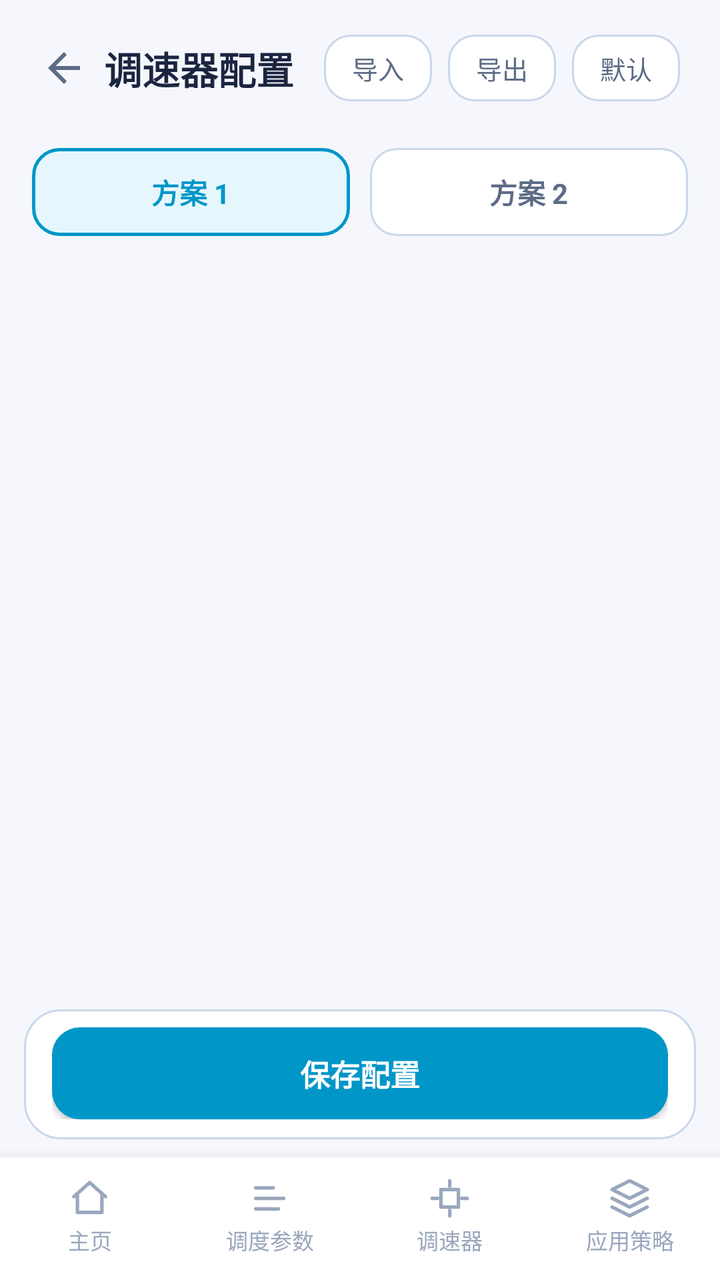
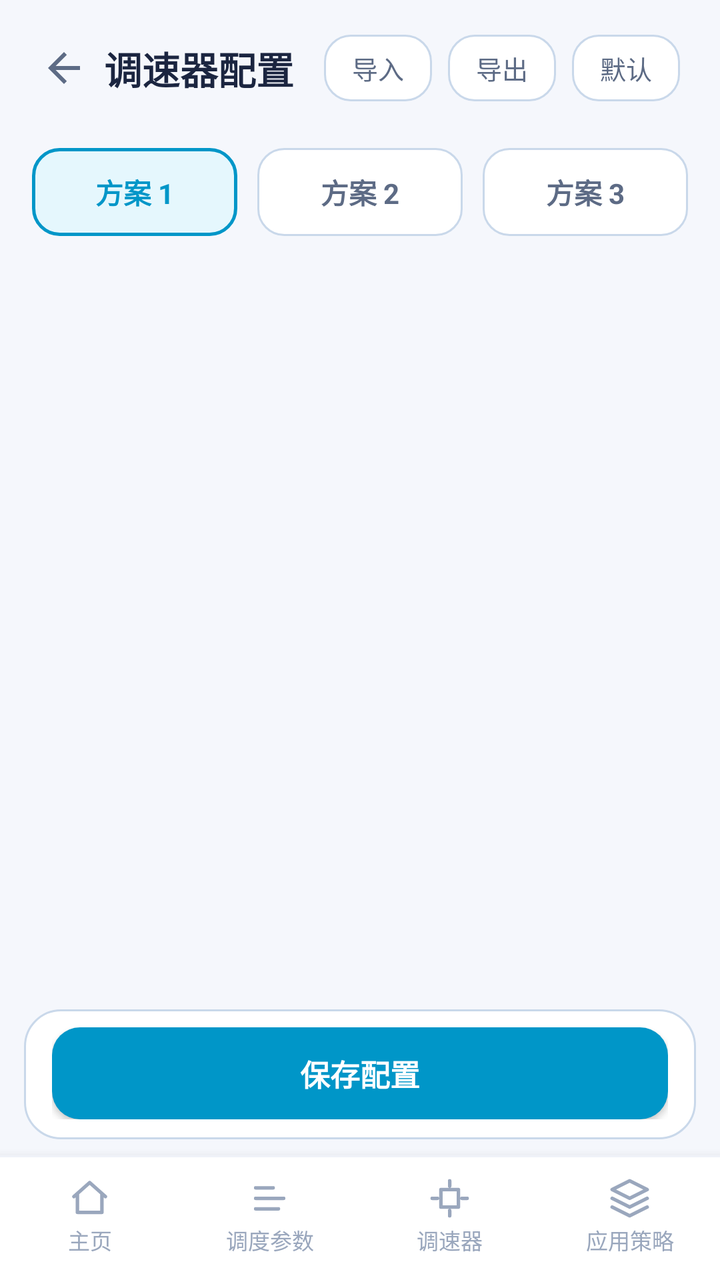

Screens rendered from an Android XML layout before and after an edit, with the pre-edit source and the edit as a unified diff.
<!-- AndroidManifest.xml: application theme AppTheme -->
<!-- res/layout/activity_governor.xml -->
<?xml version="1.0" encoding="utf-8"?>
<LinearLayout xmlns:android="http://schemas.android.com/apk/res/android"
    android:layout_width="match_parent"
    android:layout_height="match_parent"
    android:orientation="vertical">

    <LinearLayout
        android:layout_width="match_parent"
        android:layout_height="wrap_content"
        android:orientation="horizontal"
        android:gravity="center_vertical"
        android:paddingStart="12dp"
        android:paddingEnd="20dp"
        android:paddingTop="14dp"
        android:paddingBottom="10dp">

        <ImageView
            android:id="@+id/btnBack"
            android:layout_width="40dp"
            android:layout_height="40dp"
            android:padding="8dp"
            android:src="@drawable/ic_back"
            android:background="?android:attr/selectableItemBackgroundBorderless"
            android:contentDescription="返回" />

        <TextView
            android:layout_width="0dp"
            android:layout_height="wrap_content"
            android:layout_weight="1"
            android:text="调速器配置"
            android:textColor="@color/textPrimary"
            android:textSize="19sp"
            android:textStyle="bold" />

        <TextView
            android:id="@+id/btnImport"
            android:layout_width="wrap_content"
            android:layout_height="wrap_content"
            android:layout_marginEnd="8dp"
            android:background="@drawable/bg_tab"
            android:paddingStart="14dp"
            android:paddingEnd="14dp"
            android:paddingTop="7dp"
            android:paddingBottom="7dp"
            android:text="导入"
            android:textColor="@color/textSecondary"
            android:textSize="13sp" />

        <TextView
            android:id="@+id/btnExport"
            android:layout_width="wrap_content"
            android:layout_height="wrap_content"
            android:layout_marginEnd="8dp"
            android:background="@drawable/bg_tab"
            android:paddingStart="14dp"
            android:paddingEnd="14dp"
            android:paddingTop="7dp"
            android:paddingBottom="7dp"
            android:text="导出"
            android:textColor="@color/textSecondary"
            android:textSize="13sp" />

        <TextView
            android:id="@+id/btnReset"
            android:layout_width="wrap_content"
            android:layout_height="wrap_content"
            android:background="@drawable/bg_tab"
            android:paddingStart="14dp"
            android:paddingEnd="14dp"
            android:paddingTop="7dp"
            android:paddingBottom="7dp"
            android:text="默认"
            android:textColor="@color/textSecondary"
            android:textSize="13sp" />
    </LinearLayout>

    
    <LinearLayout
        android:layout_width="match_parent"
        android:layout_height="wrap_content"
        android:orientation="horizontal"
        android:layout_marginStart="16dp"
        android:layout_marginEnd="16dp"
        android:layout_marginTop="10dp">

        <TextView
            android:id="@+id/tabA"
            android:layout_width="0dp"
            android:layout_height="44dp"
            android:layout_weight="1"
            android:gravity="center"
            android:background="@drawable/bg_tab_sel"
            android:text="方案 1"
            android:textColor="@color/accent"
            android:textSize="14sp"
            android:textStyle="bold" />

        <View
            android:layout_width="10dp"
            android:layout_height="1dp" />

        <TextView
            android:id="@+id/tabB"
            android:layout_width="0dp"
            android:layout_height="44dp"
            android:layout_weight="1"
            android:gravity="center"
            android:background="@drawable/bg_tab"
            android:text="方案 2"
            android:textColor="@color/textSecondary"
            android:textSize="14sp"
            android:textStyle="bold" />
    </LinearLayout>

    <ScrollView
        android:layout_width="match_parent"
        android:layout_height="0dp"
        android:layout_weight="1"
        android:scrollbars="none">

        <LinearLayout
            android:id="@+id/modesContainer"
            android:layout_width="match_parent"
            android:layout_height="wrap_content"
            android:orientation="vertical"
            android:paddingStart="16dp"
            android:paddingEnd="16dp"
            android:paddingTop="14dp"
            android:paddingBottom="24dp" />
    </ScrollView>

    
    <LinearLayout
        android:layout_width="match_parent"
        android:layout_height="wrap_content"
        android:layout_marginStart="12dp"
        android:layout_marginEnd="12dp"
        android:layout_marginBottom="8dp"
        android:orientation="horizontal"
        android:gravity="center_vertical"
        android:paddingStart="14dp"
        android:paddingEnd="14dp"
        android:paddingTop="9dp"
        android:paddingBottom="10dp"
        android:background="@drawable/bg_card">

        <Button
            android:id="@+id/saveBtn"
            android:layout_width="match_parent"
            android:layout_height="46dp"
            android:background="@drawable/btn_primary"
            android:text="保存配置"
            android:textColor="#FFFFFF"
            android:textSize="15sp"
            android:textStyle="bold" />
    </LinearLayout>

    
    <include layout="@layout/view_bottom_nav" />
</LinearLayout>
<!-- res/layout/view_bottom_nav.xml (included above) -->
<?xml version="1.0" encoding="utf-8"?>
<LinearLayout xmlns:android="http://schemas.android.com/apk/res/android"
    android:id="@+id/bottomNav"
    android:layout_width="match_parent"
    android:layout_height="wrap_content"
    android:orientation="vertical"
    android:background="@drawable/bg_bottom_nav"
    android:elevation="8dp">

    <View
        android:layout_width="match_parent"
        android:layout_height="1dp"
        android:background="@color/divider" />

    <LinearLayout
        android:layout_width="match_parent"
        android:layout_height="wrap_content"
        android:orientation="horizontal"
        android:paddingTop="8dp"
        android:paddingBottom="10dp">

        
        <LinearLayout
            android:id="@+id/navHome"
            android:layout_width="0dp"
            android:layout_height="wrap_content"
            android:layout_weight="1"
            android:orientation="vertical"
            android:gravity="center"
            android:clickable="true"
            android:focusable="true"
            android:paddingTop="2dp"
            android:paddingBottom="2dp">

            <ImageView
                android:id="@+id/navHomeIcon"
                android:layout_width="21dp"
                android:layout_height="21dp"
                android:src="@drawable/ic_nav_home"
                android:contentDescription="主页" />

            <TextView
                android:id="@+id/navHomeText"
                android:layout_width="wrap_content"
                android:layout_height="wrap_content"
                android:layout_marginTop="2dp"
                android:text="主页"
                android:textColor="@color/textDim"
                android:textSize="11sp" />
        </LinearLayout>

        
        <LinearLayout
            android:id="@+id/navSchedule"
            android:layout_width="0dp"
            android:layout_height="wrap_content"
            android:layout_weight="1"
            android:orientation="vertical"
            android:gravity="center"
            android:clickable="true"
            android:focusable="true"
            android:paddingTop="2dp"
            android:paddingBottom="2dp">

            <ImageView
                android:id="@+id/navScheduleIcon"
                android:layout_width="21dp"
                android:layout_height="21dp"
                android:src="@drawable/ic_nav_schedule"
                android:contentDescription="调度参数" />

            <TextView
                android:id="@+id/navScheduleText"
                android:layout_width="wrap_content"
                android:layout_height="wrap_content"
                android:layout_marginTop="2dp"
                android:text="调度参数"
                android:textColor="@color/textDim"
                android:textSize="11sp" />
        </LinearLayout>

        
        <LinearLayout
            android:id="@+id/navGovernor"
            android:layout_width="0dp"
            android:layout_height="wrap_content"
            android:layout_weight="1"
            android:orientation="vertical"
            android:gravity="center"
            android:clickable="true"
            android:focusable="true"
            android:paddingTop="2dp"
            android:paddingBottom="2dp">

            <ImageView
                android:id="@+id/navGovernorIcon"
                android:layout_width="21dp"
                android:layout_height="21dp"
                android:src="@drawable/ic_nav_governor"
                android:contentDescription="调速器" />

            <TextView
                android:id="@+id/navGovernorText"
                android:layout_width="wrap_content"
                android:layout_height="wrap_content"
                android:layout_marginTop="2dp"
                android:text="调速器"
                android:textColor="@color/textDim"
                android:textSize="11sp" />
        </LinearLayout>

        
        <LinearLayout
            android:id="@+id/navMode"
            android:layout_width="0dp"
            android:layout_height="wrap_content"
            android:layout_weight="1"
            android:orientation="vertical"
            android:gravity="center"
            android:clickable="true"
            android:focusable="true"
            android:paddingTop="2dp"
            android:paddingBottom="2dp">

            <ImageView
                android:id="@+id/navModeIcon"
                android:layout_width="21dp"
                android:layout_height="21dp"
                android:src="@drawable/ic_nav_mode"
                android:contentDescription="应用策略" />

            <TextView
                android:id="@+id/navModeText"
                android:layout_width="wrap_content"
                android:layout_height="wrap_content"
                android:layout_marginTop="2dp"
                android:text="应用策略"
                android:textColor="@color/textDim"
                android:textSize="11sp" />
        </LinearLayout>
    </LinearLayout>
</LinearLayout>
<!-- resources referenced by this layout -->
<resources>
  <color name="accent">#0096C8</color>
  <color name="divider">#EFF2F8</color>
  <color name="textDim">#9AA7BD</color>
  <color name="textPrimary">#1B2540</color>
  <color name="textSecondary">#5D6B85</color>
  <!-- drawable bg_bottom_nav (drawable) -->
  <?xml version="1.0" encoding="utf-8"?>
  <shape xmlns:android="http://schemas.android.com/apk/res/android">
      <solid android:color="@color/titleBar" />
  </shape>
  <!-- drawable bg_card (drawable) -->
  <?xml version="1.0" encoding="utf-8"?>
  <shape xmlns:android="http://schemas.android.com/apk/res/android">
      <solid android:color="@color/bgCard" />
      <corners android:radius="18dp" />
      <stroke android:width="1dp" android:color="@color/bgCardStroke" />
  </shape>
  <!-- drawable bg_tab (drawable) -->
  <?xml version="1.0" encoding="utf-8"?>
  <shape xmlns:android="http://schemas.android.com/apk/res/android">
      <solid android:color="@color/bgCard" />
      <corners android:radius="13dp" />
      <stroke android:width="1dp" android:color="@color/bgCardStroke" />
  </shape>
  <!-- drawable bg_tab_sel (drawable) -->
  <?xml version="1.0" encoding="utf-8"?>
  <shape xmlns:android="http://schemas.android.com/apk/res/android">
      <solid android:color="@color/accentSoft" />
      <corners android:radius="13dp" />
      <stroke android:width="1.5dp" android:color="@color/accent" />
  </shape>
  <!-- drawable btn_primary (drawable) -->
  <?xml version="1.0" encoding="utf-8"?>
  <shape xmlns:android="http://schemas.android.com/apk/res/android">
      <solid android:color="@color/accent" />
      <corners android:radius="14dp" />
  </shape>
  <!-- drawable ic_back (drawable) -->
  <?xml version="1.0" encoding="utf-8"?>
  <vector xmlns:android="http://schemas.android.com/apk/res/android"
      android:width="24dp" android:height="24dp"
      android:viewportWidth="24" android:viewportHeight="24">
      <path android:fillColor="#5D6B85"
          android:pathData="M20,11H7.83l5.59,-5.59L12,4l-8,8 8,8 1.41,-1.41L7.83,13H20v-2z" />
  </vector>
  <!-- drawable ic_nav_home (drawable) -->
  <?xml version="1.0" encoding="utf-8"?>
  <vector xmlns:android="http://schemas.android.com/apk/res/android"
      android:width="21dp" android:height="21dp"
      android:viewportWidth="24" android:viewportHeight="24">
      <path android:fillColor="#00000000"
          android:strokeColor="#9AA7BD"
          android:strokeWidth="2"
          android:strokeLineCap="round"
          android:strokeLineJoin="round"
          android:pathData="M3,11 L12,3 L21,11 M5,10 L5,20 L19,20 L19,10" />
  </vector>
  <!-- drawable ic_nav_mode (drawable) -->
  <?xml version="1.0" encoding="utf-8"?>
  <vector xmlns:android="http://schemas.android.com/apk/res/android"
      android:width="21dp" android:height="21dp"
      android:viewportWidth="24" android:viewportHeight="24">
      <path android:fillColor="#00000000"
          android:strokeColor="#9AA7BD"
          android:strokeWidth="2"
          android:strokeLineCap="round"
          android:strokeLineJoin="round"
          android:pathData="M12,2 L2,7 L12,12 L22,7 Z M2,17 L12,22 L22,17 M2,12 L12,17 L22,12" />
  </vector>
  <!-- drawable ic_nav_schedule (drawable) -->
  <?xml version="1.0" encoding="utf-8"?>
  <vector xmlns:android="http://schemas.android.com/apk/res/android"
      android:width="21dp" android:height="21dp"
      android:viewportWidth="24" android:viewportHeight="24">
      <path android:fillColor="#00000000"
          android:strokeColor="#9AA7BD"
          android:strokeWidth="2"
          android:strokeLineCap="round"
          android:strokeLineJoin="round"
          android:pathData="M4,6 L14,6 M4,12 L20,12 M4,18 L17,18" />
  </vector>
  <color name="titleBar">#FFFFFF</color>
  <color name="bgCard">#FFFFFF</color>
  <color name="bgCardStroke">#C9D8EA</color>
  <color name="accentSoft">#E5F7FD</color>
  <color name="bg">#F5F7FC</color>
  <!-- unchanged entries left out for length: 2 -->
</resources>

<!-- the commit's change to res/layout/activity_governor.xml (unified diff, before → after) -->
@@ -107,6 +107,22 @@
             android:gravity="center"
             android:background="@drawable/bg_tab"
             android:text="方案 2"
+            android:textColor="@color/textSecondary"
+            android:textSize="14sp"
+            android:textStyle="bold" />
+
+        <View
+            android:layout_width="10dp"
+            android:layout_height="1dp" />
+
+        <TextView
+            android:id="@+id/tabC"
+            android:layout_width="0dp"
+            android:layout_height="44dp"
+            android:layout_weight="1"
+            android:gravity="center"
+            android:background="@drawable/bg_tab"
+            android:text="方案 3"
             android:textColor="@color/textSecondary"
             android:textSize="14sp"
             android:textStyle="bold" />
